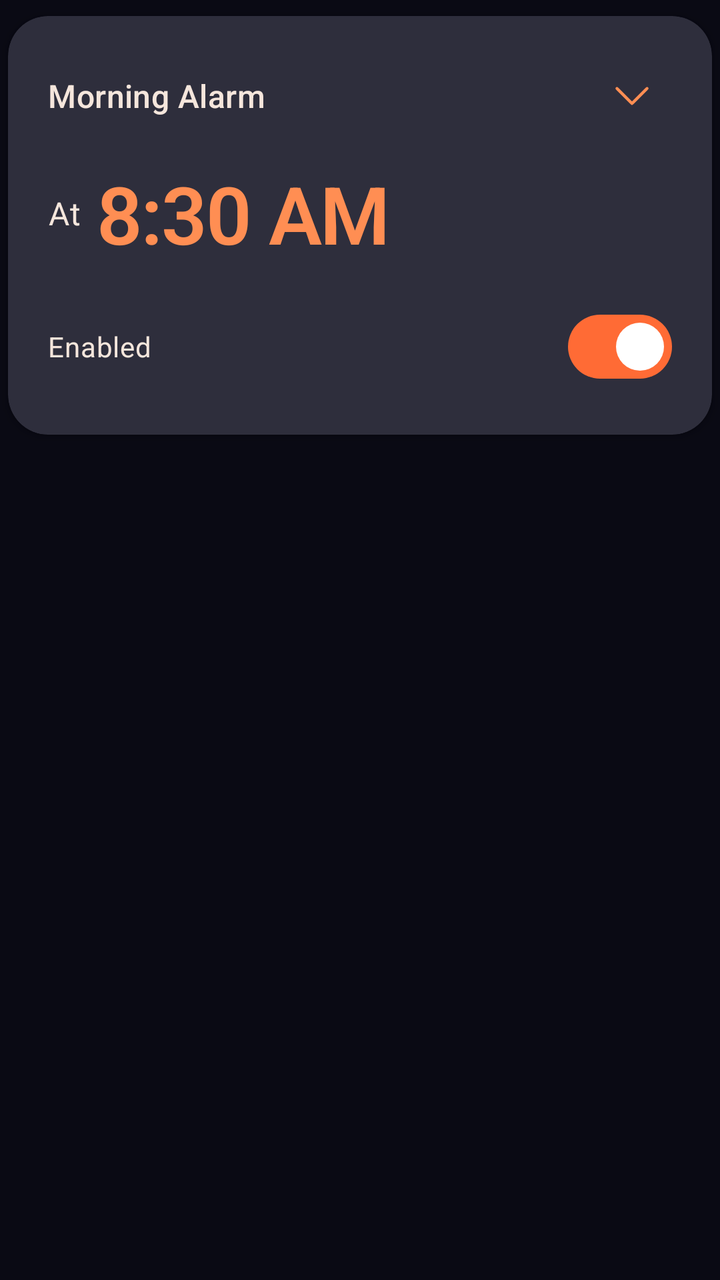
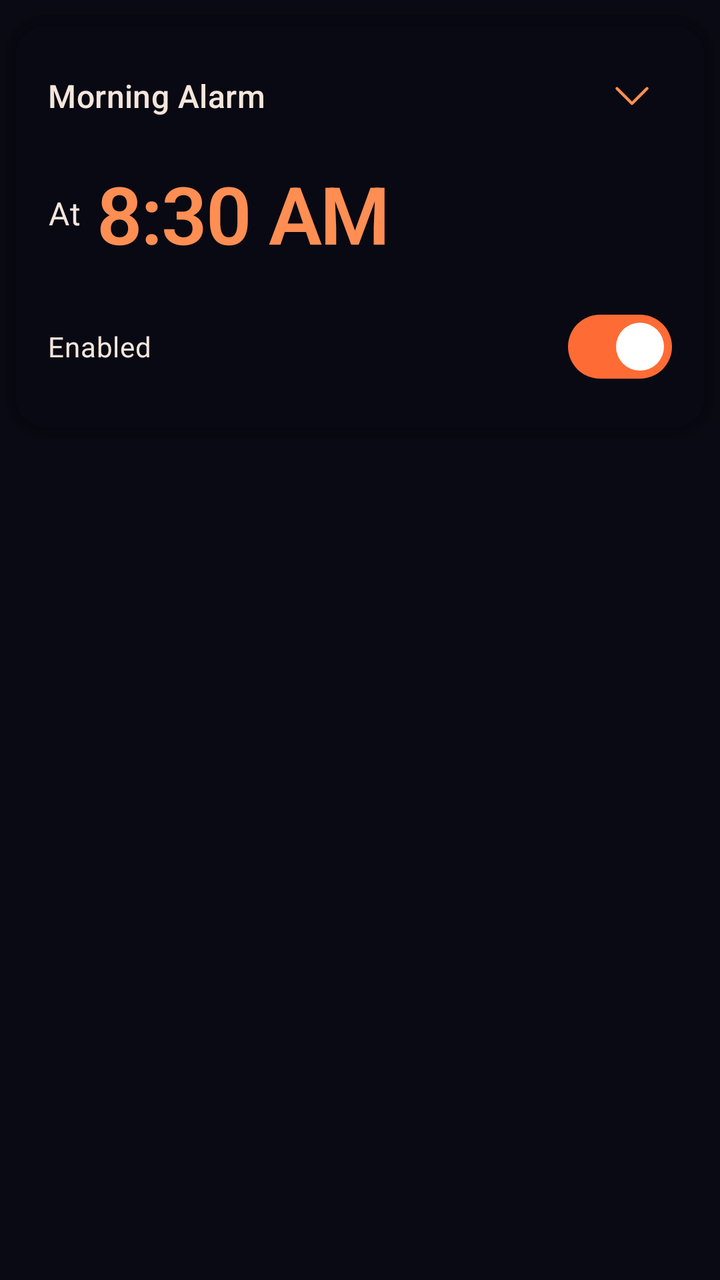

Before-and-after screenshots of an Android layout around one commit, followed by the original layout XML and the change that was made.
<!-- AndroidManifest.xml: application theme Theme.MyApplication -->
<!-- res/layout/alarm_item_short.xml -->
<?xml version="1.0" encoding="utf-8"?>
<LinearLayout
    xmlns:android="http://schemas.android.com/apk/res/android"
    xmlns:app="http://schemas.android.com/apk/res-auto"
    xmlns:tools="http://schemas.android.com/tools"
    android:id="@+id/alarmContainer"
    android:layout_width="match_parent"
    android:layout_height="wrap_content"
    android:orientation="vertical">

    <com.google.android.material.card.MaterialCardView
        android:layout_width="match_parent"
        android:layout_height="wrap_content"
        android:layout_marginVertical="8dp"
        android:layout_marginHorizontal="4dp"
        app:cardBackgroundColor="@color/md_theme_dark_surfaceContainerHigh"
        app:cardCornerRadius="20dp"
        app:cardElevation="3dp"
        app:strokeWidth="0dp">

        <LinearLayout
            android:layout_width="match_parent"
            android:layout_height="wrap_content"
            android:orientation="vertical"
            android:padding="20dp">

            
            <LinearLayout
                android:id="@+id/alarmBanner"
                android:layout_width="match_parent"
                android:layout_height="wrap_content"
                android:orientation="horizontal"
                android:gravity="center_vertical"
                android:layout_marginBottom="12dp">

                
                <TextView
                    android:id="@+id/textViewAlarmLabel"
                    android:layout_width="0dp"
                    android:layout_height="wrap_content"
                    android:layout_weight="1"
                    android:text="Morning Alarm"
                    android:textColor="@color/md_theme_dark_onSurface"
                    android:textAppearance="@style/TextAppearance.Material3.TitleMedium"
                    android:maxLines="1"
                    android:ellipsize="end"/>

                
                <ImageButton
                    android:id="@+id/expandButton"
                    android:layout_width="40dp"
                    android:layout_height="40dp"
                    android:src="@drawable/down_arrow"
                    android:background="@drawable/ripple_circular"
                    android:tint="@color/md_theme_dark_primary"
                    android:scaleType="centerInside"
                    android:padding="8dp"
                    android:contentDescription="Expand alarm details"/>

            </LinearLayout>

            
            <LinearLayout
                android:id="@+id/timePickRaw"
                android:layout_width="match_parent"
                android:layout_height="wrap_content"
                android:orientation="horizontal"
                android:gravity="center_vertical"
                android:layout_marginBottom="16dp">

                <TextView
                    android:id="@+id/tvAlarmTime0"
                    android:layout_width="wrap_content"
                    android:layout_height="wrap_content"
                    android:text="At"
                    android:textColor="@color/md_theme_dark_onSurfaceVariant"
                    android:textAppearance="@style/TextAppearance.Material3.BodyLarge"
                    android:layout_marginEnd="8dp"/>

                <TextView
                    android:id="@+id/tvAlarmTime1"
                    android:layout_width="wrap_content"
                    android:layout_height="wrap_content"
                    android:text="00:00"
                    android:textColor="@color/md_theme_dark_primary"
                    android:textAppearance="@style/TextAppearance.Material3.BodyLarge"
                    android:visibility="gone"
                    android:layout_marginEnd="4dp"/>

                <TextView
                    android:id="@+id/tvAlarmTime2"
                    android:layout_width="0dp"
                    android:layout_height="wrap_content"
                    android:layout_weight="1"
                    android:text="8:30 AM"
                    android:textColor="@color/md_theme_dark_primary"
                    android:textAppearance="@style/TextAppearance.Rooster.DisplayLarge"
                    android:textSize="40sp"
                    android:textStyle="bold"/>

                <TextView
                    android:id="@+id/tvAlarmTime3"
                    android:layout_width="wrap_content"
                    android:layout_height="wrap_content"
                    android:text="00:00 AM"
                    android:textColor="@color/md_theme_dark_primary"
                    android:textAppearance="@style/TextAppearance.Material3.BodyLarge"
                    android:visibility="gone"
                    android:layout_marginEnd="4dp"/>

                <TextView
                    android:id="@+id/tvAlarmTime4"
                    android:layout_width="wrap_content"
                    android:layout_height="wrap_content"
                    android:text="00:00 AM"
                    android:textColor="@color/md_theme_dark_primary"
                    android:textAppearance="@style/TextAppearance.Material3.BodyLarge"
                    android:visibility="gone"
                    android:layout_marginEnd="4dp"/>

                <TextView
                    android:id="@+id/tvAlarmTime5"
                    android:layout_width="wrap_content"
                    android:layout_height="wrap_content"
                    android:text="00:00 AM"
                    android:textColor="@color/md_theme_dark_primary"
                    android:textAppearance="@style/TextAppearance.Material3.BodyLarge"
                    android:visibility="gone"/>

            </LinearLayout>

            
            <TextView
                android:id="@+id/calculatedTime"
                android:layout_width="match_parent"
                android:layout_height="wrap_content"
                android:textSize="32sp"
                android:textColor="@color/md_theme_dark_primary"
                android:textStyle="bold"
                android:visibility="gone"
                android:layout_marginBottom="12dp"/>

            
            <LinearLayout
                android:layout_width="match_parent"
                android:layout_height="wrap_content"
                android:orientation="horizontal"
                android:gravity="center_vertical">

                <TextView
                    android:id="@+id/tvAlarmEnabled"
                    android:layout_width="0dp"
                    android:layout_height="wrap_content"
                    android:layout_weight="1"
                    android:text="Enabled"
                    android:textColor="@color/md_theme_dark_onSurfaceVariant"
                    android:textAppearance="@style/TextAppearance.Material3.BodyMedium"/>

                <com.google.android.material.materialswitch.MaterialSwitch
                    android:id="@+id/switchAlarmEnabled"
                    android:layout_width="wrap_content"
                    android:layout_height="wrap_content"
                    android:checked="true"
                    app:thumbTint="@color/md_theme_dark_onPrimaryContainer"
                    app:trackTint="@color/md_theme_dark_primaryContainer"
                    tools:ignore="TouchTargetSizeCheck"/>

            </LinearLayout>

            
            <include 
                layout="@layout/alarm_item_extended"
                android:id="@+id/alarmExtension"
                android:layout_width="match_parent"
                android:layout_height="wrap_content"
                android:visibility="gone"/>

        </LinearLayout>

    </com.google.android.material.card.MaterialCardView>

</LinearLayout>
<!-- res/layout/alarm_item_extended.xml (included above) -->
<?xml version="1.0" encoding="utf-8"?>
<LinearLayout
    xmlns:android="http://schemas.android.com/apk/res/android"
    xmlns:app="http://schemas.android.com/apk/res-auto"
    android:layout_width="match_parent"
    android:layout_height="wrap_content"
    android:orientation="vertical"
    android:paddingTop="16dp">

    
    <View
        android:layout_width="match_parent"
        android:layout_height="1dp"
        android:background="@color/md_theme_dark_outlineVariant"
        android:layout_marginBottom="16dp"/>

    
    <TextView
        android:layout_width="match_parent"
        android:layout_height="wrap_content"
        android:text="Repeat"
        android:textAppearance="@style/TextAppearance.Material3.LabelLarge"
        android:textColor="@color/md_theme_dark_onSurfaceVariant"
        android:layout_marginBottom="12dp"/>

    <LinearLayout
        android:id="@+id/daysOfWeekLayout"
        android:layout_width="match_parent"
        android:layout_height="wrap_content"
        android:orientation="horizontal"
        android:gravity="center"
        android:layout_marginBottom="20dp">

        <com.google.android.material.button.MaterialButton
            android:id="@+id/sundayButton"
            style="@style/Widget.Material3.Button.OutlinedButton"
            android:layout_width="0dp"
            android:layout_height="56dp"
            android:layout_weight="1"
            android:text="S"
            android:textSize="24sp"
            android:textStyle="bold"
            android:textColor="@color/md_theme_dark_onSurface"
            android:layout_marginHorizontal="1dp"
            android:minWidth="0dp"
            android:minHeight="0dp"
            android:padding="0dp"
            android:insetTop="0dp"
            android:insetBottom="0dp"
            android:insetLeft="0dp"
            android:insetRight="0dp"
            app:cornerRadius="28dp"
            app:strokeColor="@color/md_theme_dark_outline"/>

        <com.google.android.material.button.MaterialButton
            android:id="@+id/mondayButton"
            style="@style/Widget.Material3.Button.OutlinedButton"
            android:layout_width="0dp"
            android:layout_height="56dp"
            android:layout_weight="1"
            android:text="M"
            android:textSize="24sp"
            android:textStyle="bold"
            android:textColor="@color/md_theme_dark_onSurface"
            android:layout_marginHorizontal="1dp"
            android:minWidth="0dp"
            android:minHeight="0dp"
            android:padding="0dp"
            android:insetTop="0dp"
            android:insetBottom="0dp"
            android:insetLeft="0dp"
            android:insetRight="0dp"
            app:cornerRadius="28dp"
            app:strokeColor="@color/md_theme_dark_outline"/>

        <com.google.android.material.button.MaterialButton
            android:id="@+id/tuesdayButton"
            style="@style/Widget.Material3.Button.OutlinedButton"
            android:layout_width="0dp"
            android:layout_height="56dp"
            android:layout_weight="1"
            android:text="T"
            android:textSize="24sp"
            android:textStyle="bold"
            android:textColor="@color/md_theme_dark_onSurface"
            android:layout_marginHorizontal="1dp"
            android:minWidth="0dp"
            android:minHeight="0dp"
            android:padding="0dp"
            android:insetTop="0dp"
            android:insetBottom="0dp"
            android:insetLeft="0dp"
            android:insetRight="0dp"
            app:cornerRadius="28dp"
            app:strokeColor="@color/md_theme_dark_outline"/>

        <com.google.android.material.button.MaterialButton
            android:id="@+id/wednesdayButton"
            style="@style/Widget.Material3.Button.OutlinedButton"
            android:layout_width="0dp"
            android:layout_height="56dp"
            android:layout_weight="1"
            android:text="W"
            android:textSize="24sp"
            android:textStyle="bold"
            android:textColor="@color/md_theme_dark_onSurface"
            android:layout_marginHorizontal="1dp"
            android:minWidth="0dp"
            android:minHeight="0dp"
            android:padding="0dp"
            android:insetTop="0dp"
            android:insetBottom="0dp"
            android:insetLeft="0dp"
            android:insetRight="0dp"
            app:cornerRadius="28dp"
            app:strokeColor="@color/md_theme_dark_outline"/>

        <com.google.android.material.button.MaterialButton
            android:id="@+id/thursdayButton"
            style="@style/Widget.Material3.Button.OutlinedButton"
            android:layout_width="0dp"
            android:layout_height="56dp"
            android:layout_weight="1"
            android:text="T"
            android:textSize="24sp"
            android:textStyle="bold"
            android:textColor="@color/md_theme_dark_onSurface"
            android:layout_marginHorizontal="1dp"
            android:minWidth="0dp"
            android:minHeight="0dp"
            android:padding="0dp"
            android:insetTop="0dp"
            android:insetBottom="0dp"
            android:insetLeft="0dp"
            android:insetRight="0dp"
            app:cornerRadius="28dp"
            app:strokeColor="@color/md_theme_dark_outline"/>

        <com.google.android.material.button.MaterialButton
            android:id="@+id/fridayButton"
            style="@style/Widget.Material3.Button.OutlinedButton"
            android:layout_width="0dp"
            android:layout_height="56dp"
            android:layout_weight="1"
            android:text="F"
            android:textSize="24sp"
            android:textStyle="bold"
            android:textColor="@color/md_theme_dark_onSurface"
            android:layout_marginHorizontal="1dp"
            android:minWidth="0dp"
            android:minHeight="0dp"
            android:padding="0dp"
            android:insetTop="0dp"
            android:insetBottom="0dp"
            android:insetLeft="0dp"
            android:insetRight="0dp"
            app:cornerRadius="28dp"
            app:strokeColor="@color/md_theme_dark_outline"/>

        <com.google.android.material.button.MaterialButton
            android:id="@+id/saturdayButton"
            style="@style/Widget.Material3.Button.OutlinedButton"
            android:layout_width="0dp"
            android:layout_height="56dp"
            android:layout_weight="1"
            android:text="S"
            android:textSize="24sp"
            android:textStyle="bold"
            android:textColor="@color/md_theme_dark_onSurface"
            android:layout_marginHorizontal="1dp"
            android:minWidth="0dp"
            android:minHeight="0dp"
            android:padding="0dp"
            android:insetTop="0dp"
            android:insetBottom="0dp"
            android:insetLeft="0dp"
            android:insetRight="0dp"
            app:cornerRadius="28dp"
            app:strokeColor="@color/md_theme_dark_outline"/>

    </LinearLayout>

    
    <com.google.android.material.button.MaterialButton
        android:id="@+id/layoutRingtone"
        style="@style/Widget.Material3.Button.TextButton"
        android:layout_width="match_parent"
        android:layout_height="wrap_content"
        android:layout_marginBottom="8dp"
        android:gravity="start|center_vertical"
        android:paddingVertical="12dp"
        android:text="Default Ringtone"
        android:textColor="@color/md_theme_dark_onSurface"
        android:textAppearance="@style/TextAppearance.Material3.BodyLarge"
        android:textAlignment="textStart"
        app:icon="@drawable/music"
        app:iconGravity="start"
        app:iconSize="24dp"
        app:iconTint="@color/md_theme_dark_primary"
        app:cornerRadius="12dp"/>

    
    <LinearLayout
        android:layout_width="match_parent"
        android:layout_height="wrap_content"
        android:orientation="horizontal"
        android:gravity="center_vertical"
        android:padding="12dp"
        android:layout_marginBottom="8dp">

        <TextView
            android:layout_width="0dp"
            android:layout_height="wrap_content"
            android:layout_weight="1"
            android:text="Vibrate"
            android:textColor="@color/md_theme_dark_onSurface"
            android:textAppearance="@style/TextAppearance.Material3.BodyLarge"/>

        <com.google.android.material.materialswitch.MaterialSwitch
            android:id="@+id/checkBoxVibrate"
            android:layout_width="wrap_content"
            android:layout_height="wrap_content"
            android:checked="true"/>

    </LinearLayout>

    
    <com.google.android.material.button.MaterialButton
        android:id="@+id/buttonDelete"
        style="@style/Widget.Material3.Button.TextButton"
        android:layout_width="match_parent"
        android:layout_height="wrap_content"
        android:layout_marginTop="8dp"
        android:text="Delete Alarm"
        android:textColor="@color/md_theme_dark_error"
        android:textAppearance="@style/TextAppearance.Material3.BodyLarge"
        android:gravity="start|center_vertical"
        app:icon="@drawable/bin"
        app:iconGravity="start"
        app:iconSize="24dp"
        app:iconTint="@color/md_theme_dark_error"
        app:cornerRadius="12dp"/>

</LinearLayout>
<!-- resources referenced by this layout -->
<resources>
  <color name="md_theme_dark_error">#FFB4AB</color>
  <color name="md_theme_dark_onPrimaryContainer">#FFFFFF</color>
  <color name="md_theme_dark_onSurface">#F5E6DC</color>
  <color name="md_theme_dark_onSurfaceVariant">#F5E6DC</color>
  <color name="md_theme_dark_outline">#8B6F5F</color>
  <color name="md_theme_dark_outlineVariant">#3D2F2A</color>
  <color name="md_theme_dark_primary">#FF8E53</color>
  <color name="md_theme_dark_primaryContainer">#FF6B35</color>
  <color name="md_theme_dark_surfaceContainerHigh">#2E2E3C</color>
  <style name="TextAppearance.Rooster.DisplayLarge" parent="TextAppearance.Material3.DisplayLarge">
          <item name="android:fontFamily">sans-serif-light</item>
          <item name="fontFamily">sans-serif-light</item>
          <item name="android:letterSpacing">-0.02</item>
      </style>
  <style name="Theme.MyApplication" parent="Base.Theme.Rooster" />
  <color name="primary">#FF8E53</color>
  <color name="white">#FFFFFFFF</color>
  <color name="md_theme_dark_onPrimary">#FFFFFF</color>
  <color name="md_theme_dark_secondary">#FFB86C</color>
  <color name="md_theme_dark_onSecondary">#1C0F0A</color>
  <color name="md_theme_dark_secondaryContainer">#FF8E53</color>
  <color name="md_theme_dark_onSecondaryContainer">#FFFFFF</color>
  <color name="md_theme_dark_tertiary">#FFD89C</color>
  <color name="md_theme_dark_onTertiary">#1C0F0A</color>
  <color name="md_theme_dark_tertiaryContainer">#FFB86C</color>
  <color name="md_theme_dark_onTertiaryContainer">#1C0F0A</color>
  <color name="md_theme_dark_onError">#690005</color>
  <color name="md_theme_dark_errorContainer">#93000A</color>
  <color name="md_theme_dark_onErrorContainer">#FFDAD6</color>
  <color name="md_theme_dark_surface">#141420</color>
  <color name="md_theme_dark_surfaceVariant">#2A1F2E</color>
  <color name="md_theme_dark_background">#0A0A14</color>
  <color name="md_theme_dark_onBackground">#F5E6DC</color>
  <style name="ShapeAppearance.Rooster.SmallComponent" parent="ShapeAppearance.Material3.SmallComponent">
          <item name="cornerFamily">rounded</item>
          <item name="cornerSize">16dp</item>
      </style>
  <style name="ShapeAppearance.Rooster.MediumComponent" parent="ShapeAppearance.Material3.MediumComponent">
          <item name="cornerFamily">rounded</item>
          <item name="cornerSize">24dp</item>
      </style>
  <style name="ShapeAppearance.Rooster.LargeComponent" parent="ShapeAppearance.Material3.LargeComponent">
          <item name="cornerFamily">rounded</item>
          <item name="cornerSize">32dp</item>
      </style>
  <!-- unchanged entries left out for length: 5 -->
</resources>

<!-- the commit's change to res/layout/alarm_item_short.xml (unified diff, before → after) -->
@@ -13,7 +13,8 @@
         android:layout_height="wrap_content"
         android:layout_marginVertical="8dp"
         android:layout_marginHorizontal="4dp"
-        app:cardBackgroundColor="@color/md_theme_dark_surfaceContainerHigh"
+        app:cardBackgroundColor="@android:color/transparent"
+        android:background="@drawable/alarm_card_background"
         app:cardCornerRadius="20dp"
         app:cardElevation="3dp"
         app:strokeWidth="0dp">
<!-- resource entries referenced after the edit -->
@@ -8,13 +8,52 @@
   <color name="md_theme_dark_outlineVariant">#3D2F2A</color>
   <color name="md_theme_dark_primary">#FF8E53</color>
   <color name="md_theme_dark_primaryContainer">#FF6B35</color>
-  <color name="md_theme_dark_surfaceContainerHigh">#2E2E3C</color>
+  <!-- drawable alarm_card_background (drawable) -->
+  <?xml version="1.0" encoding="utf-8"?>
+  <layer-list xmlns:android="http://schemas.android.com/apk/res/android">
+      
+      <item>
+          <shape android:shape="rectangle">
+              <solid android:color="@color/shadow_medium"/>
+              <corners android:radius="20dp"/>
+          </shape>
+      </item>
+      
+      
+      <item
+          android:bottom="2dp"
+          android:right="2dp">
+          <shape android:shape="rectangle">
+              <gradient
+                  android:angle="135"
+                  android:startColor="@color/card_gradient_start"
+                  android:centerColor="@color/card_gradient_mid"
+                  android:endColor="@color/card_gradient_end"
+                  android:type="linear" />
+              <corners android:radius="20dp"/>
+          </shape>
+      </item>
+      
+      
+      <item>
+          <shape android:shape="rectangle">
+              <stroke
+                  android:width="1dp"
+                  android:color="@color/md_theme_dark_outlineVariant"/>
+              <corners android:radius="20dp"/>
+          </shape>
+      </item>
+  </layer-list>
   <style name="TextAppearance.Rooster.DisplayLarge" parent="TextAppearance.Material3.DisplayLarge">
           <item name="android:fontFamily">sans-serif-light</item>
           <item name="fontFamily">sans-serif-light</item>
           <item name="android:letterSpacing">-0.02</item>
       </style>
   <style name="Theme.MyApplication" parent="Base.Theme.Rooster" />
+  <color name="shadow_medium">#40000000</color>
+  <color name="card_gradient_start">#1E1E2E</color>
+  <color name="card_gradient_mid">#242432</color>
+  <color name="card_gradient_end">#2A2A3A</color>
   <color name="primary">#FF8E53</color>
   <color name="white">#FFFFFFFF</color>
   <color name="md_theme_dark_onPrimary">#FFFFFF</color>
